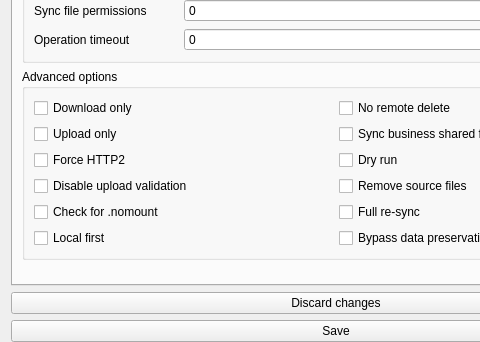
This is src/ui/profile_settings_page.ui in bpozdena/OneDriveGUI as Qt 5 draws it before an edit; both pictures show x 0 to 480 and y 381 to 723 of the 672 by 723 pixel window. The edited form follows.
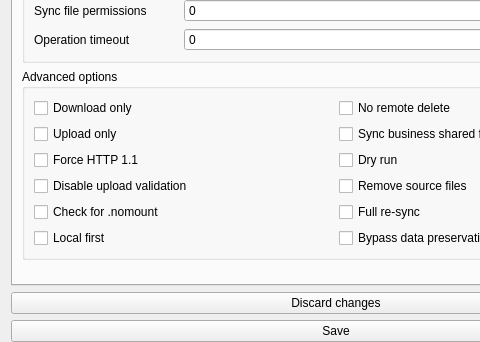
This is the edited form. The open tabs and pages were chosen to show the change.

```diff
--- a/src/ui/profile_settings_page.ui
+++ b/src/ui/profile_settings_page.ui
@@ -471,7 +471,7 @@
             <item row="2" column="1">
              <widget class="QCheckBox" name="checkBox_force_http_2">
               <property name="text">
-               <string>Force HTTP2</string>
+               <string>Force HTTP 1.1</string>
               </property>
              </widget>
             </item>
```
Left out of the diff: 2 changed lines with no effect on the pictures.
